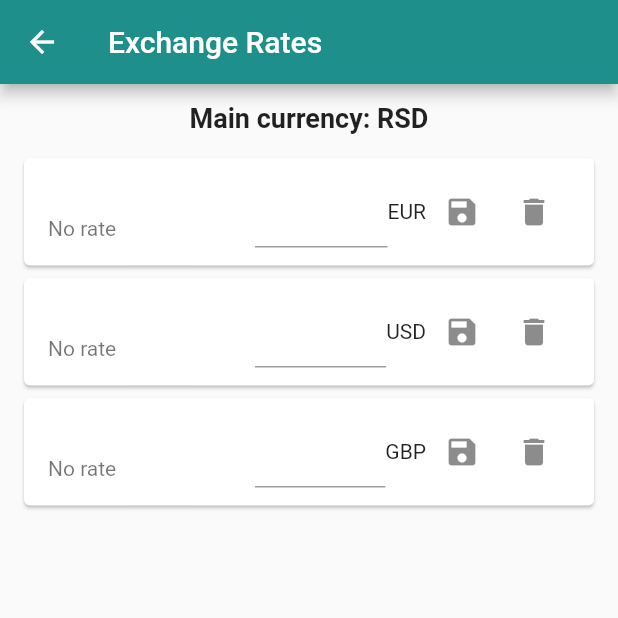
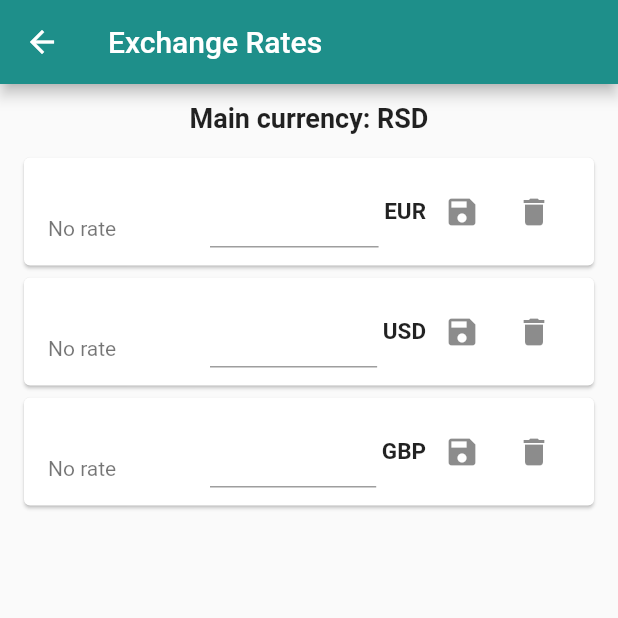
Before and after one commit to srdjankarlo/FlutterFinanceApp, a Flutter app: the RatesPage screen opened directly, on a phone screen of 412 x 824 dp, the top half of it. Run offline on Flutter 3.47's test engine with Material 3 defaults, Android fonts, the phone set to English and light mode, and no system bars; our stand-ins replace shared_preferences, sqflite; accounts and stored records are empty.

Commit message:
minor changes

```diff
--- a/finance_app/lib/pages/rates_page.dart
+++ b/finance_app/lib/pages/rates_page.dart
@@ -103,7 +103,7 @@ class _RatesPageState extends State<RatesPage> {
                             : 'Updated: ${model.timestamp.toLocal().toString().split(".")[0]}',
                       ),
                       trailing: SizedBox(
-                        width: 210,
+                        width: 240,
                         child: Row(
                           children: [
                             Expanded(
@@ -112,7 +112,7 @@ class _RatesPageState extends State<RatesPage> {
                                 keyboardType: const TextInputType.numberWithOptions(decimal: true),
                               ),
                             ),
-                            Text(curr),
+                            Text(' $curr', style: const TextStyle(fontSize: 15, fontWeight: FontWeight.bold),),
                             IconButton(
                               icon: const Icon(Icons.save),
                               onPressed: () => _saveRate(curr),
```
Also changed, not shown: finance_app/lib/database/app_database.dart (+0 -11 lines).
